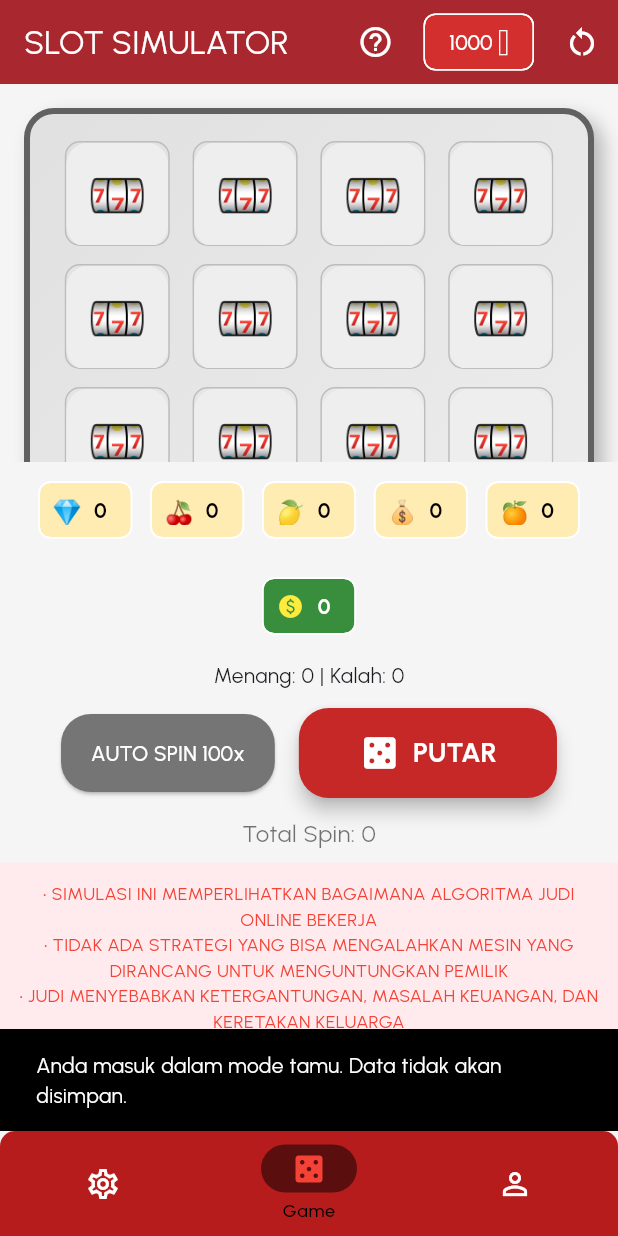
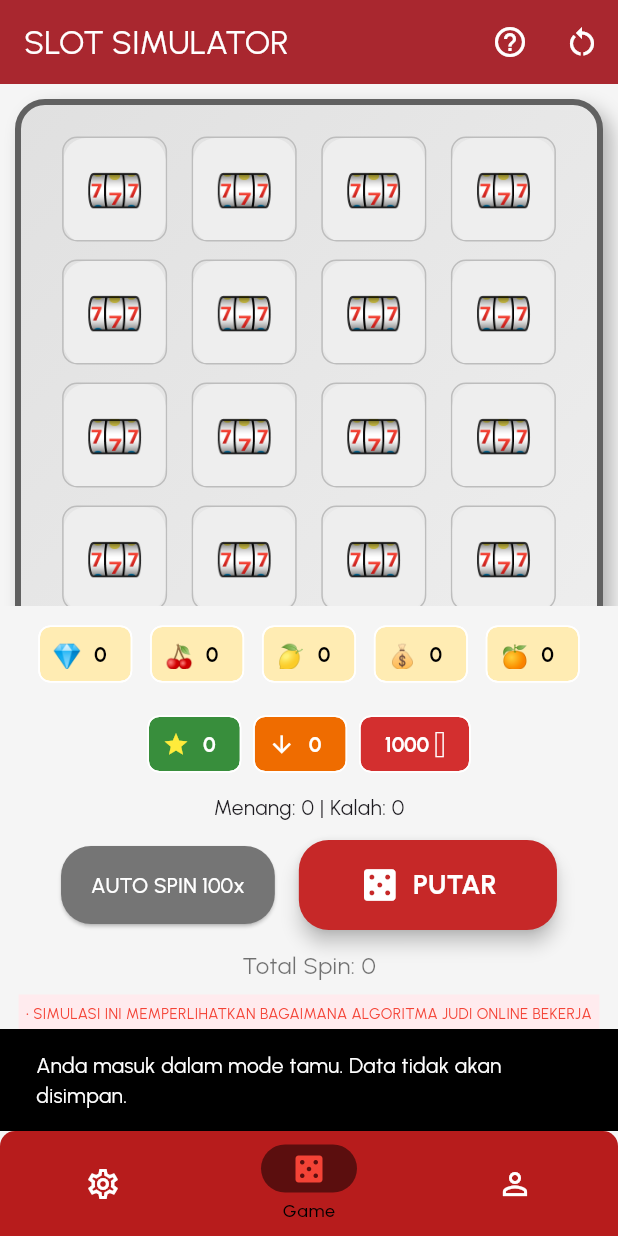
Before and after one commit to Fikri-rmd/skripsi_simulasi_gambling, a Flutter app: the SlotGameScreen screen opened directly, on a phone screen of 412 x 824 dp. Run offline on Flutter 3.47's test engine with Material 3 defaults, Android fonts, the light colour scheme and no system bars; our stand-ins replace cloud_firestore, firebase_auth, firebase_core, font_awesome_flutter, google_fonts, google_sign_in and 1 more; accounts and stored records are empty.

Commit message:
slot screen

```diff
--- a/lib/dialogs/help_dialog.dart
+++ b/lib/dialogs/help_dialog.dart
@@ -22,7 +22,7 @@ class HelpDialog extends StatelessWidget {
               style: TextStyle(fontWeight: FontWeight.bold),
             ),
             Text('• Setiap putaran menghabiskan 10 koin'),
-            Text('• Anda mulai dengan 500 koin'),
+            Text('• Anda mulai dengan 1000 koin'),
             Text('• Dapatkan 4 simbol yang sama dalam satu garis untuk menang'),
             Text('• Garis menang bisa horizontal, vertikal, atau diagonal'),
             SizedBox(height: 16),
--- a/lib/dialogs/reset_dialog.dart
+++ b/lib/dialogs/reset_dialog.dart
@@ -18,7 +18,7 @@ class ResetSuccessDialog extends StatelessWidget {
       ),
       content: Text(
       'Permainan telah direset ke kondisi awal\n'
-      '🪙 Saldo: 500 Koin\n',
+      '🪙 Saldo: 1000 Koin\n',
       textAlign: TextAlign.center,
       style: TextStyle(
         fontSize: 16,
--- a/lib/screens/slot_game_screen.dart
+++ b/lib/screens/slot_game_screen.dart
@@ -37,6 +37,7 @@ class _SlotGameScreenState extends State<SlotGameScreen> {
   int _winCount = 0;
   int _loseCount = 0;
   int _totalWinnings = 0;
+  int _totalSpent = 0;
   Map<String, int> _symbolWinCount = {};
   bool _isAutoSpinning = false;
   int _autoSpinCounter = 0;
@@ -160,6 +161,7 @@ class _SlotGameScreenState extends State<SlotGameScreen> {
     setState(()  {
       _coins = 1000;
       _totalWinnings = 0;
+      _totalSpent = 0;
       _spinCount = 0;
       _totalSpinCounter = 0;
       _winCount = 0;
@@ -188,6 +190,7 @@ class _SlotGameScreenState extends State<SlotGameScreen> {
     setState(() {
       _spinCount++;
       _coins -= 10;
+      _totalSpent += 10;
       _isSpinning = true;
       _winLines = [];
       _totalSpinCounter++;
@@ -434,20 +437,43 @@ class _SlotGameScreenState extends State<SlotGameScreen> {
   }
   Widget _buildCoinCounters() {
   return Padding(
-      padding: const EdgeInsets.symmetric(vertical: 8.0),
-      child: Tooltip(
+    padding: const EdgeInsets.symmetric(vertical: 4.0, horizontal: 8.0),
+    child: Wrap(
+      alignment: WrapAlignment.center,
+      spacing: 8.0,
+      runSpacing: 8.0,
+      children: [
+        Tooltip(
           message: 'Total Kemenangan',
           child: Chip(
-                  avatar: const Icon(Icons.paid, color: Colors.yellow, size: 18), // Icon untuk total menang
+            avatar: const Icon(Icons.star, color: Colors.yellow, size: 18),
             label: Text('$_totalWinnings', style: const TextStyle(color: Colors.white, fontWeight: FontWeight.bold)),
             backgroundColor: Colors.green.shade700,
           ),
+        ),
+        Tooltip(
+          message: 'Total Pengeluaran',
+          child: Chip(
+            avatar: const Icon(Icons.arrow_downward, color: Colors.white, size: 18),
+            label: Text('$_totalSpent', style: const TextStyle(color: Colors.white, fontWeight: FontWeight.bold)),
+            backgroundColor: Colors.orange.shade800,
+          ),
+        ),
+        Tooltip(
+          message: 'Koin Saat Ini',
+          child: Chip(
+            label: Text('$_coins 🪙', style: const TextStyle(color: Colors.white, fontWeight: FontWeight.bold)),
+            backgroundColor: Colors.red.shade700,
+          ),
+        ),
+      ],
     ),
   );
 }
 
   Widget _buildSlotScreen() {
     return Column(
+      mainAxisAlignment: MainAxisAlignment.end,
       children: [
         Expanded(
           child: SingleChildScrollView(
@@ -510,13 +536,11 @@ class _SlotGameScreenState extends State<SlotGameScreen> {
         const SizedBox(height: 8),
         Container(
           color: Colors.red.shade50,
-          padding: const EdgeInsets.all(12),
+          padding: const EdgeInsets.all(5),
           child: const Text(
-            '• SIMULASI INI MEMPERLIHATKAN BAGAIMANA ALGORITMA JUDI ONLINE BEKERJA\n'
-            '• TIDAK ADA STRATEGI YANG BISA MENGALAHKAN MESIN YANG DIRANCANG UNTUK MENGUNTUNGKAN PEMILIK\n'
-            '• JUDI MENYEBABKAN KETERGANTUNGAN, MASALAH KEUANGAN, DAN KERETAKAN KELUARGA',
+            '• SIMULASI INI MEMPERLIHATKAN BAGAIMANA ALGORITMA JUDI ONLINE BEKERJA\n',
             textAlign: TextAlign.center,
-            style: TextStyle(color: Colors.red, fontSize: 12),
+            style: TextStyle(color: Colors.red, fontSize: 10),
           ),
         ),
         const SizedBox(height: 5),
@@ -580,13 +604,13 @@ class _SlotGameScreenState extends State<SlotGameScreen> {
             tooltip: 'Cara Bermain',
           ),
           if (_currentNavIndex == 1) ...[
-            Padding(
-              padding: const EdgeInsets.all(8.0),
-              child: Chip(
-                label: Text('$_coins 🪙', style: const TextStyle(color: Colors.white)),
-                backgroundColor: Colors.red.shade700,
-              ),
-            ),
+            // Padding(
+            //   padding: const EdgeInsets.all(8.0),
+            //   child: Chip(
+            //     label: Text('$_coins 🪙', style: const TextStyle(color: Colors.white)),
+            //     backgroundColor: Colors.red.shade700,
+            //   ),
+            // ),
             IconButton(
               icon: const Icon(Icons.restart_alt, color: Colors.white),
               onPressed: _resetGame,
--- a/lib/widgets/slot_machine.dart
+++ b/lib/widgets/slot_machine.dart
@@ -21,8 +21,8 @@ class SlotMachine extends StatelessWidget {
   @override
   Widget build(BuildContext context) {
     return Container(
-      margin: const EdgeInsets.all(16),
-      padding: const EdgeInsets.all(12),
+      margin: const EdgeInsets.all(10),
+      padding: const EdgeInsets.all(15),
       decoration: BoxDecoration(
         borderRadius: BorderRadius.circular(20),
         border: Border.all(
```
Lines whose indentation alone changed are shown as unchanged.
